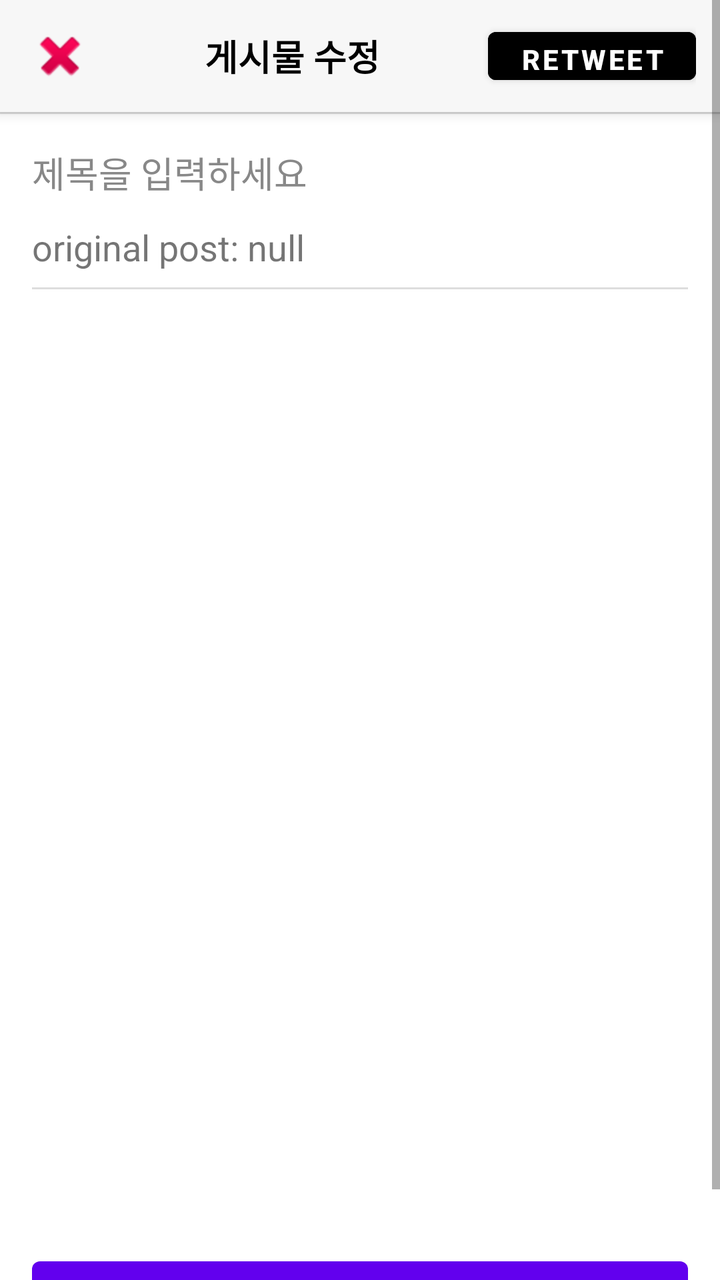
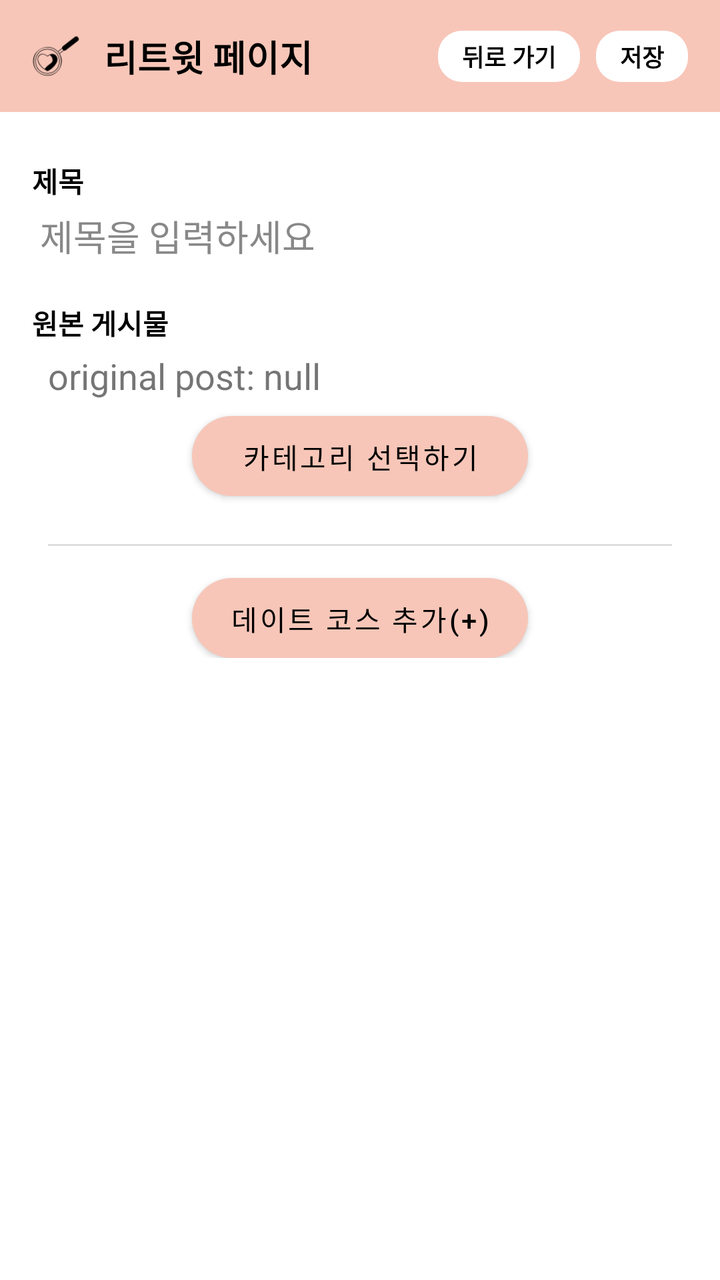

Screens rendered from an Android XML layout before and after an edit, with the pre-edit source and the edit as a unified diff.
<!-- AndroidManifest.xml: application theme Theme.DateCourseRecommendApplication -->
<!-- res/layout/activity_retweet.xml -->
<?xml version="1.0" encoding="utf-8"?>
<ScrollView xmlns:android="http://schemas.android.com/apk/res/android"
    android:layout_width="match_parent"
    android:layout_height="match_parent"
    android:background="#FFFFFF"
    android:fillViewport="true">

    <LinearLayout
        android:layout_width="match_parent"
        android:layout_height="wrap_content"
        android:orientation="vertical">

        
        <LinearLayout
            android:id="@+id/headerLayout"
            android:layout_width="match_parent"
            android:layout_height="56dp"
            android:orientation="horizontal"
            android:gravity="center_vertical"
            android:paddingHorizontal="12dp"
            android:background="#F7F7F7"
            android:elevation="4dp">

            <ImageButton
                android:id="@+id/btnBack"
                android:layout_width="36dp"
                android:layout_height="36dp"
                android:background="?attr/selectableItemBackgroundBorderless"
                android:contentDescription="뒤로가기"
                android:src="@android:drawable/ic_delete" />

            <TextView
                android:layout_width="0dp"
                android:layout_height="wrap_content"
                android:layout_weight="1"
                android:text="게시물 수정"
                android:textSize="18sp"
                android:textStyle="bold"
                android:gravity="center"
                android:textColor="#000000"/>

            <Button
                android:id="@+id/btnSave"
                android:layout_width="wrap_content"
                android:layout_height="36dp"
                android:text="retweet"
                android:textStyle="bold"
                android:textColor="#FFFFFF"
                android:backgroundTint="#000000"/>
        </LinearLayout>

        
        <View
            android:layout_width="match_parent"
            android:layout_height="1dp"
            android:background="#DDDDDD"/>

        
        <LinearLayout
            android:layout_width="match_parent"
            android:layout_height="wrap_content"
            android:orientation="vertical"
            android:padding="16dp">

            
            <EditText
                android:id="@+id/editTitle"
                android:layout_width="match_parent"
                android:layout_height="wrap_content"
                android:hint="제목을 입력하세요"
                android:textSize="18sp"
                android:textColor="#000000"
                android:textColorHint="#888888"
                android:background="@android:color/transparent"
                android:paddingBottom="12dp"/>

            <TextView
                android:id="@+id/tvOriginalPost"
                android:layout_width="wrap_content"
                android:layout_height="wrap_content"
                android:text="original post: null"
                android:textSize="18sp"
                android:layout_marginBottom="8dp"
                />

            
            <View
                android:layout_width="match_parent"
                android:layout_height="1dp"
                android:background="#DDDDDD"/>

            <androidx.recyclerview.widget.RecyclerView
                android:id="@+id/rvContents"
                android:layout_width="match_parent"
                android:layout_height="480dp"
                />

            <Button
                android:id="@+id/btnAddCourse"
                android:layout_width="match_parent"
                android:layout_height="wrap_content"
                android:text="데이트 코스 추가(+)" />

        </LinearLayout>
    </LinearLayout>
</ScrollView>
<!-- resources referenced by this layout -->
<resources>
  <style name="Theme.DateCourseRecommendApplication" parent="Theme.MaterialComponents.DayNight.NoActionBar">
      
  
      
      <item name="colorPrimary">@color/purple_500</item>
      <item name="colorPrimaryVariant">@color/purple_700</item>
      <item name="colorOnPrimary">@color/white</item>
      
      <item name="colorSecondary">@color/teal_200</item>
      <item name="colorSecondaryVariant">@color/teal_700</item>
      <item name="colorOnSecondary">@color/black</item>
      
      <item name="android:statusBarColor">?attr/colorPrimaryVariant</item>
      
  </style>
  <color name="purple_500">#FF6200EE</color>
  <color name="purple_700">#FF3700B3</color>
  <color name="white">#FFFFFFFF</color>
  <color name="teal_200">#FF03DAC5</color>
  <color name="teal_700">#FF018786</color>
  <color name="black">#FF000000</color>
</resources>

<!-- the commit's change to res/layout/activity_retweet.xml (unified diff, before → after) -->
@@ -1,106 +1,195 @@
 <?xml version="1.0" encoding="utf-8"?>
-<ScrollView xmlns:android="http://schemas.android.com/apk/res/android"
+<androidx.coordinatorlayout.widget.CoordinatorLayout
+    xmlns:android="http://schemas.android.com/apk/res/android"
+    xmlns:app="http://schemas.android.com/apk/res-auto"
     android:layout_width="match_parent"
     android:layout_height="match_parent"
-    android:background="#FFFFFF"
-    android:fillViewport="true">
+    android:background="#FFFFFF">
 
-    <LinearLayout
+    <com.google.android.material.appbar.AppBarLayout
+        android:id="@+id/appBarLayout"
         android:layout_width="match_parent"
         android:layout_height="wrap_content"
-        android:orientation="vertical">
+        android:background="@color/top_bar_bg"
+        app:elevation="0dp">
 
-        
-        <LinearLayout
-            android:id="@+id/headerLayout"
+        <androidx.appcompat.widget.Toolbar
+            android:id="@+id/toolbar"
             android:layout_width="match_parent"
-            android:layout_height="56dp"
-            android:orientation="horizontal"
-            android:gravity="center_vertical"
-            android:paddingHorizontal="12dp"
-            android:background="#F7F7F7"
-            android:elevation="4dp">
+            android:layout_height="?attr/actionBarSize"
+            app:contentInsetStart="0dp"
+            app:contentInsetEnd="0dp"
+            app:layout_scrollFlags="scroll|enterAlways">
 
-            <ImageButton
-                android:id="@+id/btnBack"
-                android:layout_width="36dp"
-                android:layout_height="36dp"
-                android:background="?attr/selectableItemBackgroundBorderless"
-                android:contentDescription="뒤로가기"
-                android:src="@android:drawable/ic_delete" />
+            <androidx.constraintlayout.widget.ConstraintLayout
+                android:layout_width="match_parent"
+                android:layout_height="match_parent"
+                android:paddingHorizontal="16dp">
 
-            <TextView
-                android:layout_width="0dp"
-                android:layout_height="wrap_content"
-                android:layout_weight="1"
-                android:text="게시물 수정"
-                android:textSize="18sp"
-                android:textStyle="bold"
-                android:gravity="center"
-                android:textColor="#000000"/>
+                <ImageView
+                    android:id="@+id/iv_back"
+                    android:layout_width="24dp"
+                    android:layout_height="24dp"
+                    android:src="@drawable/app_icon_64px"
+                    app:layout_constraintStart_toStartOf="parent"
+                    app:layout_constraintTop_toTopOf="parent"
+                    app:layout_constraintBottom_toBottomOf="parent" />
+                <TextView
+                    android:id="@+id/tv_title"
+                    android:layout_width="0dp"
+                    android:layout_height="wrap_content"
+                    android:text="리트윗 페이지"
+                    android:textColor="@color/black"
+                    android:textSize="18sp"
+                    android:textStyle="bold"
+                    android:layout_marginStart="12dp"
+                    app:layout_constraintStart_toEndOf="@id/iv_back"
+                    app:layout_constraintEnd_toStartOf="@id/layout_buttons"
+                    app:layout_constraintTop_toTopOf="parent"
+                    app:layout_constraintBottom_toBottomOf="parent" />
 
-            <Button
-                android:id="@+id/btnSave"
-                android:layout_width="wrap_content"
-                android:layout_height="36dp"
-                android:text="retweet"
-                android:textStyle="bold"
-                android:textColor="#FFFFFF"
-                android:backgroundTint="#000000"/>
-        </LinearLayout>
+                <LinearLayout
+                    android:id="@+id/layout_buttons"
+                    android:layout_width="wrap_content"
+                    android:layout_height="wrap_content"
+                    android:orientation="horizontal"
+                    app:layout_constraintEnd_toEndOf="parent"
+                    app:layout_constraintTop_toTopOf="parent"
+                    app:layout_constraintBottom_toBottomOf="parent">
 
-        
-        <View
-            android:layout_width="match_parent"
-            android:layout_height="1dp"
-            android:background="#DDDDDD"/>
+                    <TextView
+                        android:id="@+id/btn_delete"
+                        android:paddingHorizontal="12dp"
+                        android:paddingVertical="4dp"
+                        style="@style/TopBarButtonStyle"
+                        android:clickable="true"
+                        android:text="뒤로 가기" />
 
-        
+                    <TextView
+                        android:id="@+id/btn_save"
+                        style="@style/TopBarButtonStyle"
+                        android:paddingHorizontal="12dp"
+                        android:paddingVertical="4dp"
+                        android:layout_marginStart="8dp"
+                        android:clickable="true"
+                        android:text="저장" />
+
+                </LinearLayout>
+
+            </androidx.constraintlayout.widget.ConstraintLayout>
+
+        </androidx.appcompat.widget.Toolbar>
+
+    </com.google.android.material.appbar.AppBarLayout>
+
+    
+    <androidx.core.widget.NestedScrollView
+        android:layout_width="match_parent"
+        android:layout_height="match_parent"
+        android:fillViewport="true"
+        app:layout_behavior="@string/appbar_scrolling_view_behavior">
+
         <LinearLayout
             android:layout_width="match_parent"
             android:layout_height="wrap_content"
-            android:orientation="vertical"
-            android:padding="16dp">
+            android:orientation="vertical">
 
             
-            <EditText
-                android:id="@+id/editTitle"
+            <LinearLayout
                 android:layout_width="match_parent"
                 android:layout_height="wrap_content"
-                android:hint="제목을 입력하세요"
-                android:textSize="18sp"
-                android:textColor="#000000"
-                android:textColorHint="#888888"
-                android:background="@android:color/transparent"
-                android:paddingBottom="12dp"/>
+                android:orientation="vertical"
+                android:padding="16dp">
 
-            <TextView
-                android:id="@+id/tvOriginalPost"
-                android:layout_width="wrap_content"
-                android:layout_height="wrap_content"
-                android:text="original post: null"
-                android:textSize="18sp"
-                android:layout_marginBottom="8dp"
-                />
+                <TextView
+                    android:layout_marginTop="8dp"
+                    android:layout_width="match_parent"
+                    android:layout_height="wrap_content"
+                    android:text="제목"
+                    android:textStyle="bold"
+                    android:layout_marginBottom="4dp"
+                    android:textColor="@color/black"/>
 
-            
-            <View
-                android:layout_width="match_parent"
-                android:layout_height="1dp"
-                android:background="#DDDDDD"/>
+                
+                <EditText
+                    android:id="@+id/editTitle"
+                    android:layout_width="match_parent"
+                    android:layout_height="wrap_content"
+                    android:hint="제목을 입력하세요"
+                    android:textSize="18sp"
+                    android:layout_marginStart="4dp"
+                    android:textColor="#000000"
+                    android:textColorHint="#888888"
+                    android:background="@android:color/transparent"
+                    android:paddingBottom="12dp"/>
 
-            <androidx.recyclerview.widget.RecyclerView
-                android:id="@+id/rvContents"
-                android:layout_width="match_parent"
-                android:layout_height="480dp"
-                />
+                <TextView
+                    android:layout_marginTop="8dp"
+                    android:layout_width="match_parent"
+                    android:layout_height="wrap_content"
+                    android:text="원본 게시물"
+                    android:textStyle="bold"
+                    android:layout_marginBottom="4dp"
+                    android:textColor="@color/black"/>
 
-            <Button
-                android:id="@+id/btnAddCourse"
-                android:layout_width="match_parent"
-                android:layout_height="wrap_content"
-                android:text="데이트 코스 추가(+)" />
+                <TextView
+                    android:id="@+id/tvOriginalPost"
+                    android:layout_width="wrap_content"
+                    android:layout_height="wrap_content"
+                    android:text="original post: null"
+                    android:layout_marginStart="8dp"
+                    android:textSize="18sp"
+                    android:layout_marginBottom="8dp"/>
 
+                <Button
+                    android:id="@+id/btnSelectInterests"
+                    android:layout_width="match_parent"
+                    android:layout_height="40dp"
+                    android:layout_marginStart="80dp"
+                    android:layout_marginEnd="80dp"
+                    app:backgroundTint="@null"
+                    android:background="@drawable/bg_login_button"
+                    android:text="카테고리 선택하기"
+                    android:textColor="@color/black"/>
+
+                
+                <com.google.android.material.chip.ChipGroup
+                    android:id="@+id/chipGroupInterests"
+                    android:layout_width="match_parent"
+                    android:layout_height="wrap_content"
+                    android:layout_marginTop="8dp"
+                    android:layout_marginBottom="8dp"
+                    app:singleLine="false"
+                    app:singleSelection="false"
+                    app:chipSpacing="8dp" />
+
+                
+                <View
+                    android:layout_width="match_parent"
+                    android:layout_height="1dp"
+                    android:layout_margin="8dp"
+                    android:background="#DDDDDD"/>
+
+                <androidx.recyclerview.widget.RecyclerView
+                    android:id="@+id/rvContents"
+                    android:layout_width="match_parent"
+                    android:layout_margin="4dp"
+                    android:layout_height="wrap_content"/>
+
+                <Button
+                    android:id="@+id/btnAddCourse"
+                    android:layout_width="match_parent"
+                    android:layout_height="40dp"
+                    app:backgroundTint="@null"
+                    android:background="@drawable/bg_login_button"
+                    android:text="데이트 코스 추가(+)"
+                    android:textColor="@color/black"
+                    android:layout_marginStart="80dp"
+                    android:layout_marginEnd="80dp"/>
+
+            </LinearLayout>
         </LinearLayout>
-    </LinearLayout>
-</ScrollView>
+
+    </androidx.core.widget.NestedScrollView>
+
+</androidx.coordinatorlayout.widget.CoordinatorLayout>
<!-- resource entries referenced after the edit -->
@@ -1,25 +1,63 @@
 <!-- resources referenced by this layout -->
 <resources>
-  <style name="Theme.DateCourseRecommendApplication" parent="Theme.MaterialComponents.DayNight.NoActionBar">
-      
+  <style name="Theme.DateCourseRecommendApplication" parent="Theme.MaterialComponents.Light.NoActionBar">
   
-      
-      <item name="colorPrimary">@color/purple_500</item>
-      <item name="colorPrimaryVariant">@color/purple_700</item>
-      <item name="colorOnPrimary">@color/white</item>
-      
-      <item name="colorSecondary">@color/teal_200</item>
-      <item name="colorSecondaryVariant">@color/teal_700</item>
-      <item name="colorOnSecondary">@color/black</item>
-      
-      <item name="android:statusBarColor">?attr/colorPrimaryVariant</item>
-      
-  </style>
+          <item name="colorPrimary">@color/purple_500</item>
+          <item name="colorPrimaryVariant">@color/purple_700</item>
+          <item name="colorOnPrimary">@color/white</item>
+  
+          <item name="colorSecondary">@color/teal_200</item>
+          <item name="colorSecondaryVariant">@color/teal_700</item>
+          <item name="colorOnSecondary">@color/black</item>
+  
+          <item name="android:statusBarColor">@color/top_bar_bg</item>
+          <item name="android:windowLightStatusBar">true</item>
+  
+      </style>
+  <!-- drawable bg_rounded_white_button (drawable) -->
+  <?xml version="1.0" encoding="utf-8"?>
+  <ripple xmlns:android="http://schemas.android.com/apk/res/android"
+      android:color="#D3D3D3">
+      <item>
+          <shape
+              android:shape="rectangle">
+              <solid android:color="@color/white"/>
+              <corners android:radius="12dp"/> </shape>
+      </item>
+  
+  </ripple>
   <color name="purple_500">#FF6200EE</color>
   <color name="purple_700">#FF3700B3</color>
   <color name="white">#FFFFFFFF</color>
   <color name="teal_200">#FF03DAC5</color>
   <color name="teal_700">#FF018786</color>
   <color name="black">#FF000000</color>
+  <color name="top_bar_bg">#F7C6B8</color>
+  <!-- drawable app_icon_64px: png bitmap (drawable, 1844 bytes) -->
+  <!-- drawable bg_login_button (drawable) -->
+  <?xml version="1.0" encoding="utf-8"?>
+  <ripple xmlns:android="http://schemas.android.com/apk/res/android"
+      xmlns:app="http://schemas.android.com/apk/res-auto"
+      android:color="#B89489">
+  
+      <item>
+          <shape>
+              <corners android:radius="24dp"/>
+              <solid android:color="#F7C6B8"/>
+          </shape>
+      </item>
+  
+  </ripple>
+  <style name="TopBarButtonStyle">
+          <item name="android:layout_width">wrap_content</item>
+          <item name="android:layout_height">wrap_content</item>
+          <item name="android:background">@drawable/bg_rounded_white_button</item>
+          <item name="android:textColor">@color/black</item>
+          <item name="android:textSize">12sp</item>
+          <item name="android:textStyle">bold</item>
+          <item name="android:gravity">center</item>
+          <item name="android:clickable">true</item>
+          <item name="android:focusable">true</item>
+      </style>
 </resources>
 
